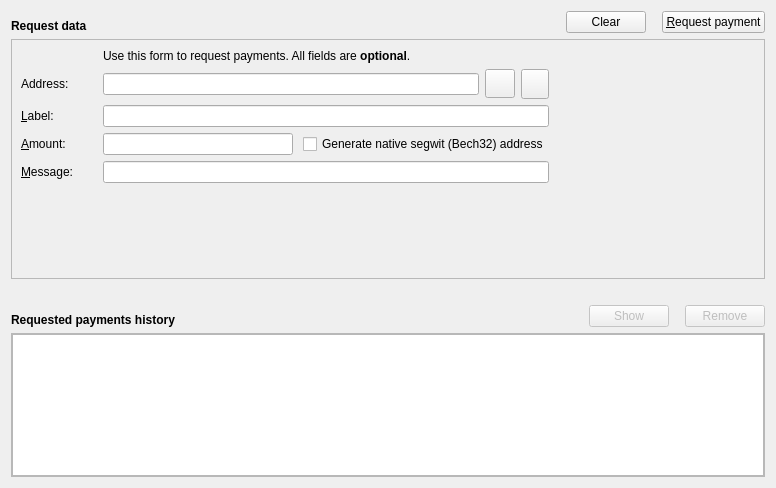
qtumproject/qtum, file src/qt/forms/receivecoinsdialog.ui: the form before one commit.
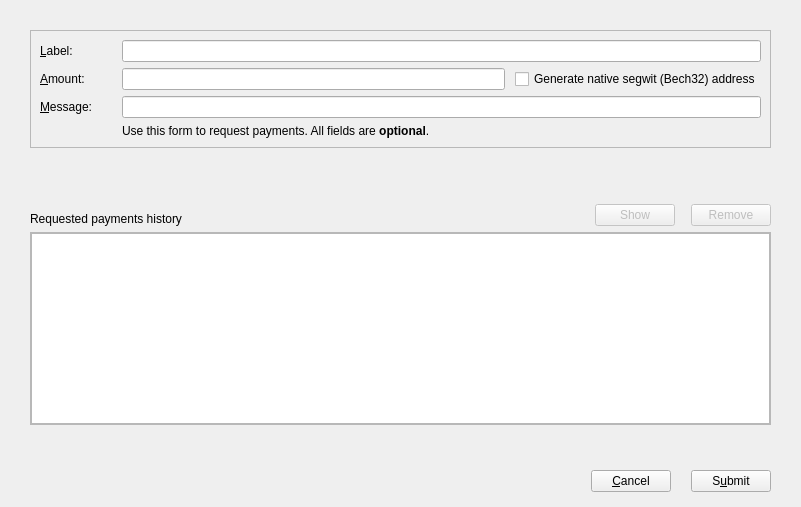
The form after the commit. Icons and pictures are not drawn. Custom widgets are drawn as their Qt base class.

Commit message: Update receive coins dialog UI

Diff of the .ui file:
```diff
--- a/src/qt/forms/receivecoinsdialog.ui
+++ b/src/qt/forms/receivecoinsdialog.ui
@@ -6,97 +6,41 @@
    <rect>
     <x>0</x>
     <y>0</y>
-    <width>776</width>
-    <height>488</height>
+    <width>801</width>
+    <height>507</height>
    </rect>
   </property>
   <layout class="QVBoxLayout" name="verticalLayout">
-   <item>
-    <layout class="QHBoxLayout" name="horizontalLayout">
-     <item>
-      <widget class="QLabel" name="label_7">
-       <property name="font">
-        <font>
-         <weight>75</weight>
-         <bold>true</bold>
-        </font>
-       </property>
-       <property name="text">
-        <string>Request data</string>
-       </property>
-       <property name="alignment">
-        <set>Qt::AlignBottom|Qt::AlignLeading|Qt::AlignLeft</set>
-       </property>
-      </widget>
-     </item>
-     <item>
-      <spacer name="horizontalSpacer_6">
-       <property name="orientation">
-        <enum>Qt::Horizontal</enum>
-       </property>
-       <property name="sizeType">
-        <enum>QSizePolicy::Expanding</enum>
-       </property>
-       <property name="sizeHint" stdset="0">
-        <size>
-         <width>70</width>
-         <height>20</height>
-        </size>
-       </property>
-      </spacer>
-     </item>
+   <property name="spacing">
+    <number>0</number>
+   </property>
+   <property name="leftMargin">
+    <number>0</number>
+   </property>
+   <property name="topMargin">
+    <number>0</number>
+   </property>
+   <property name="rightMargin">
+    <number>0</number>
+   </property>
+   <property name="bottomMargin">
+    <number>0</number>
+   </property>
      <item>
-      <widget class="QPushButton" name="clearButton">
-       <property name="sizePolicy">
-        <sizepolicy hsizetype="Minimum" vsizetype="Fixed">
-         <horstretch>0</horstretch>
-         <verstretch>0</verstretch>
-        </sizepolicy>
-       </property>
-       <property name="toolTip">
-        <string>Clear all fields of the form.</string>
-       </property>
-       <property name="text">
-        <string>Clear</string>
-       </property>
-       <property name="icon">
-        <iconset resource="../bitcoin.qrc">
-         <normaloff>:/icons/remove</normaloff>:/icons/remove</iconset>
-       </property>
-       <property name="autoDefault">
-        <bool>false</bool>
-       </property>
-      </widget>
-     </item>
-     <item>
-      <spacer name="horizontalSpacer_5">
-       <property name="orientation">
-        <enum>Qt::Horizontal</enum>
-       </property>
-       <property name="sizeType">
-        <enum>QSizePolicy::Fixed</enum>
-       </property>
-       <property name="sizeHint" stdset="0">
-        <size>
-         <width>10</width>
-         <height>20</height>
-        </size>
-       </property>
-      </spacer>
-     </item>
-     <item>
-      <widget class="QPushButton" name="receiveButton">
-       <property name="text">
-        <string>&amp;Request payment</string>
-       </property>
-       <property name="icon">
-        <iconset resource="../bitcoin.qrc">
-         <normaloff>:/icons/request_payment</normaloff>:/icons/request_payment</iconset>
-       </property>
-      </widget>
-     </item>
-    </layout>
-   </item>
+    <widget class="QWidget" name="widgetPayment" native="true">
+     <layout class="QVBoxLayout" name="verticalLayout_3">
+      <property name="leftMargin">
+       <number>30</number>
+      </property>
+      <property name="topMargin">
+       <number>30</number>
+      </property>
+      <property name="rightMargin">
+       <number>30</number>
+      </property>
+      <property name="bottomMargin">
+       <number>30</number>
+      </property>
    <item>
     <widget class="QFrame" name="frameRequest">
      <property name="sizePolicy">
@@ -112,12 +56,24 @@
       <enum>QFrame::Sunken</enum>
      </property>
      <layout class="QHBoxLayout" name="horizontalLayout_4">
+         <property name="leftMargin">
+          <number>9</number>
+         </property>
+         <property name="topMargin">
+          <number>9</number>
+         </property>
+         <property name="rightMargin">
+          <number>9</number>
+         </property>
+         <property name="bottomMargin">
+          <number>9</number>
+         </property>
       <item>
        <layout class="QGridLayout" name="gridLayout">
         <property name="horizontalSpacing">
          <number>15</number>
         </property>
-        <item row="4" column="0">
+           <item row="3" column="0">
          <widget class="QLabel" name="label_2">
           <property name="toolTip">
            <string>An optional label to associate with the new receiving address.</string>
@@ -130,7 +86,7 @@
           </property>
          </widget>
         </item>
-        <item row="6" column="0">
+           <item row="5" column="0">
          <widget class="QLabel" name="label_3">
           <property name="toolTip">
            <string>An optional message to attach to the payment request, which will be displayed when the request is opened. Note: The message will not be sent with the payment over the Qtum network.</string>
@@ -143,70 +99,21 @@
           </property>
          </widget>
         </item>
-        <item row="3" column="2">
-         <layout class="QHBoxLayout" name="horizontalLayout_3">
-          <property name="spacing">
-           <number>6</number>
-          </property>
-          <item>
-           <widget class="QLineEdit" name="leAddress"/>
-          </item>
-          <item>
-           <widget class="QToolButton" name="copyAddressButton">
-            <property name="text">
-             <string/>
-            </property>
-            <property name="iconSize">
-             <size>
-              <width>22</width>
-              <height>22</height>
-             </size>
-            </property>
-           </widget>
-          </item>
-          <item>
-           <widget class="QToolButton" name="refreshButton">
-            <property name="minimumSize">
-             <size>
-              <width>28</width>
-              <height>30</height>
-             </size>
-            </property>
-            <property name="maximumSize">
-             <size>
-              <width>20</width>
-              <height>30</height>
-             </size>
-            </property>
-            <property name="text">
-             <string/>
-            </property>
-           </widget>
-          </item>
-         </layout>
-        </item>
-        <item row="6" column="2">
+           <item row="5" column="2">
          <widget class="QLineEdit" name="reqMessage">
           <property name="toolTip">
            <string>An optional message to attach to the payment request, which will be displayed when the request is opened. Note: The message will not be sent with the payment over the Qtum network.</string>
           </property>
          </widget>
         </item>
-        <item row="2" column="2">
-         <widget class="QLabel" name="label_5">
-          <property name="text">
-           <string>Use this form to request payments. All fields are &lt;b&gt;optional&lt;/b&gt;.</string>
-          </property>
-         </widget>
-        </item>
-        <item row="4" column="2">
+           <item row="3" column="2">
          <widget class="QLineEdit" name="reqLabel">
           <property name="toolTip">
            <string>An optional label to associate with the new receiving address.</string>
           </property>
          </widget>
         </item>
-        <item row="5" column="0">
+           <item row="4" column="0">
          <widget class="QLabel" name="label">
           <property name="toolTip">
            <string>An optional amount to request. Leave this empty or zero to not request a specific amount.</string>
@@ -219,14 +126,7 @@
           </property>
          </widget>
         </item>
-        <item row="3" column="0">
-         <widget class="QLabel" name="label_8">
-          <property name="text">
-           <string>Address:</string>
-          </property>
-         </widget>
-        </item>
-        <item row="5" column="2">
+           <item row="4" column="2">
          <layout class="QHBoxLayout" name="horizontalLayout_5">
           <property name="spacing">
            <number>10</number>
@@ -290,32 +190,14 @@
           </property>
          </spacer>
         </item>
-       </layout>
-      </item>
-      <item>
-       <widget class="QRImageWidget" name="lblQRCode">
-        <property name="minimumSize">
-         <size>
-          <width>200</width>
-          <height>220</height>
-         </size>
-        </property>
-        <property name="maximumSize">
-         <size>
-          <width>200</width>
-          <height>220</height>
-         </size>
-        </property>
+           <item row="6" column="2">
+            <widget class="QLabel" name="label_5">
         <property name="text">
-         <string/>
-        </property>
-        <property name="alignment">
-         <set>Qt::AlignCenter</set>
-        </property>
-        <property name="wordWrap">
-         <bool>true</bool>
-        </property>
-       </widget>
+              <string>Use this form to request payments. All fields are &lt;b&gt;optional&lt;/b&gt;.</string>
+             </property>
+            </widget>
+           </item>
+          </layout>
       </item>
      </layout>
     </widget>
@@ -331,7 +213,7 @@
      <property name="sizeHint" stdset="0">
       <size>
        <width>10</width>
-       <height>20</height>
+          <height>50</height>
       </size>
      </property>
     </spacer>
@@ -342,8 +224,8 @@
       <widget class="QLabel" name="label_6">
        <property name="font">
         <font>
-         <weight>75</weight>
-         <bold>true</bold>
+            <weight>50</weight>
+            <bold>false</bold>
         </font>
        </property>
        <property name="text">
@@ -482,6 +364,61 @@
    </item>
   </layout>
  </widget>
+   </item>
+   <item>
+    <widget class="QWidget" name="buttonsContainerWhite" native="true">
+     <layout class="QVBoxLayout" name="verticalLayout_4">
+      <property name="leftMargin">
+       <number>30</number>
+      </property>
+      <property name="topMargin">
+       <number>15</number>
+      </property>
+      <property name="rightMargin">
+       <number>30</number>
+      </property>
+      <property name="bottomMargin">
+       <number>15</number>
+      </property>
+      <item>
+       <layout class="QHBoxLayout" name="horizontalLayout_3">
+        <property name="spacing">
+         <number>20</number>
+        </property>
+        <item>
+         <spacer name="horizontalSpacer">
+          <property name="orientation">
+           <enum>Qt::Horizontal</enum>
+          </property>
+          <property name="sizeHint" stdset="0">
+           <size>
+            <width>40</width>
+            <height>20</height>
+           </size>
+          </property>
+         </spacer>
+        </item>
+        <item>
+         <widget class="QPushButton" name="cancelButton">
+          <property name="text">
+           <string>&amp;Cancel</string>
+          </property>
+         </widget>
+        </item>
+        <item>
+         <widget class="QPushButton" name="receiveButton">
+          <property name="text">
+           <string>S&amp;ubmit</string>
+          </property>
+         </widget>
+        </item>
+       </layout>
+      </item>
+     </layout>
+    </widget>
+   </item>
+  </layout>
+ </widget>
  <customwidgets>
   <customwidget>
    <class>BitcoinAmountField</class>
@@ -489,11 +426,6 @@
    <header>qt/bitcoinamountfield.h</header>
    <container>1</container>
   </customwidget>
-  <customwidget>
-   <class>QRImageWidget</class>
-   <extends>QLabel</extends>
-   <header>qt/receiverequestdialog.h</header>
-  </customwidget>
  </customwidgets>
  <tabstops>
   <tabstop>recentRequestsView</tabstop>
```
Left out of the diff: 4 changed lines with no effect on the pictures. Lines whose indentation alone changed are shown as unchanged. The commit also changes 7 other files.
